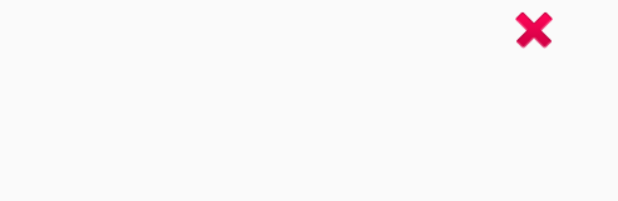
After one commit to eligosoftware/watertime, an Android app: the layout drink_details_single_item.xml on its own in the app's theme, with its tools: preview values and no code run, on a phone screen of 412 x 824 dp. The commit adds this screen. Shown: the top 201 px of the screen. Run offline under Robolectric (Android 15) with nearby library versions, the phone set to English and light mode, and no system bars.

Commit message:
Started making details activity

```diff
--- a/app/build.gradle
+++ b/app/build.gradle
@@ -29,4 +29,5 @@ dependencies {
     compile 'com.android.support:design:25.2.0'
     testCompile 'junit:junit:4.12'
     compile 'com.android.support:cardview-v7:25.2.0'
+    compile 'com.android.support:recyclerview-v7:25.2.0'
 }
--- a/app/src/main/AndroidManifest.xml
+++ b/app/src/main/AndroidManifest.xml
@@ -22,6 +22,7 @@
                 <category android:name="android.intent.category.LAUNCHER" />
             </intent-filter>
         </activity>
+        <activity android:name=".DrinksListActivity"></activity>
     </application>
 
 </manifest>
--- /dev/null
+++ b/app/src/main/res/layout/activity_fragment.xml
@@ -0,0 +1,6 @@
+<?xml version="1.0" encoding="utf-8"?>
+<FrameLayout xmlns:android="http://schemas.android.com/apk/res/android"
+    android:id="@+id/fragment_container"
+     android:layout_width="match_parent"
+     android:layout_height="match_parent"
+    ></FrameLayout>
--- /dev/null
+++ b/app/src/main/res/layout/drink_details_single_item.xml
@@ -0,0 +1,21 @@
+<?xml version="1.0" encoding="utf-8"?>
+<LinearLayout xmlns:android="http://schemas.android.com/apk/res/android"
+    android:orientation="horizontal" android:layout_width="match_parent"
+    android:layout_height="match_parent">
+
+    <TextView
+        android:layout_marginLeft="30dp"
+        android:layout_width="match_parent"
+        android:layout_weight="1"
+        android:layout_height="40dp"
+        android:id="@+id/drink_details_single_item_text_view"
+        />
+    <ImageView
+        android:layout_marginRight="30dp"
+        android:layout_weight="4"
+        android:layout_width="match_parent"
+        android:layout_height="40dp"
+        android:src="@android:drawable/ic_delete"
+        android:id="@+id/drink_details_single_item_delete_link"
+        android:clickable="true"/>
+</LinearLayout>
```
Also changed, not shown: app/src/main/java/com/example/ilgarrasulov/watertime/CalendarCustomView.java (+14 -9 lines), app/src/main/java/com/example/ilgarrasulov/watertime/DrinkFragment.java (+11 -4 lines), app/src/main/java/com/example/ilgarrasulov/watertime/DrinkGlass.java (added, +40 -0 lines), app/src/main/java/com/example/ilgarrasulov/watertime/DrinksListActivity.java (added, +29 -0 lines), app/src/main/java/com/example/ilgarrasulov/watertime/DrinksListFragment.java (added, +82 -0 lines), app/src/main/java/com/example/ilgarrasulov/watertime/GridAdapter.java (+9 -4 lines), app/src/main/res/layout/drink_details_layout.xml (added, +7 -0 lines).
